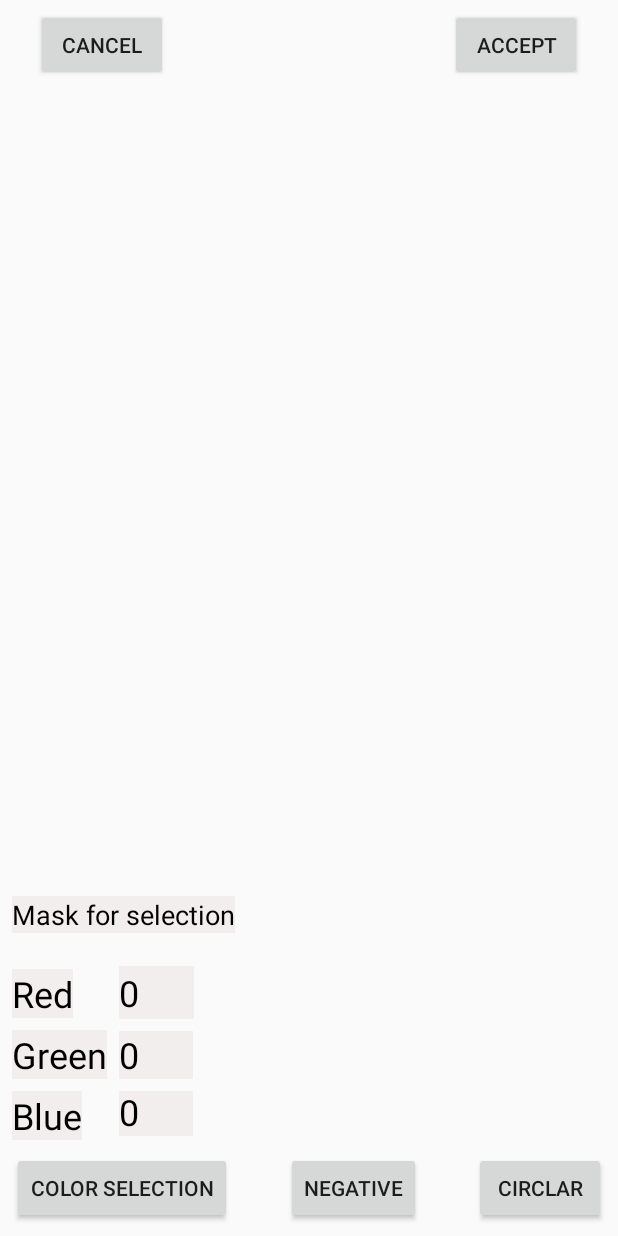
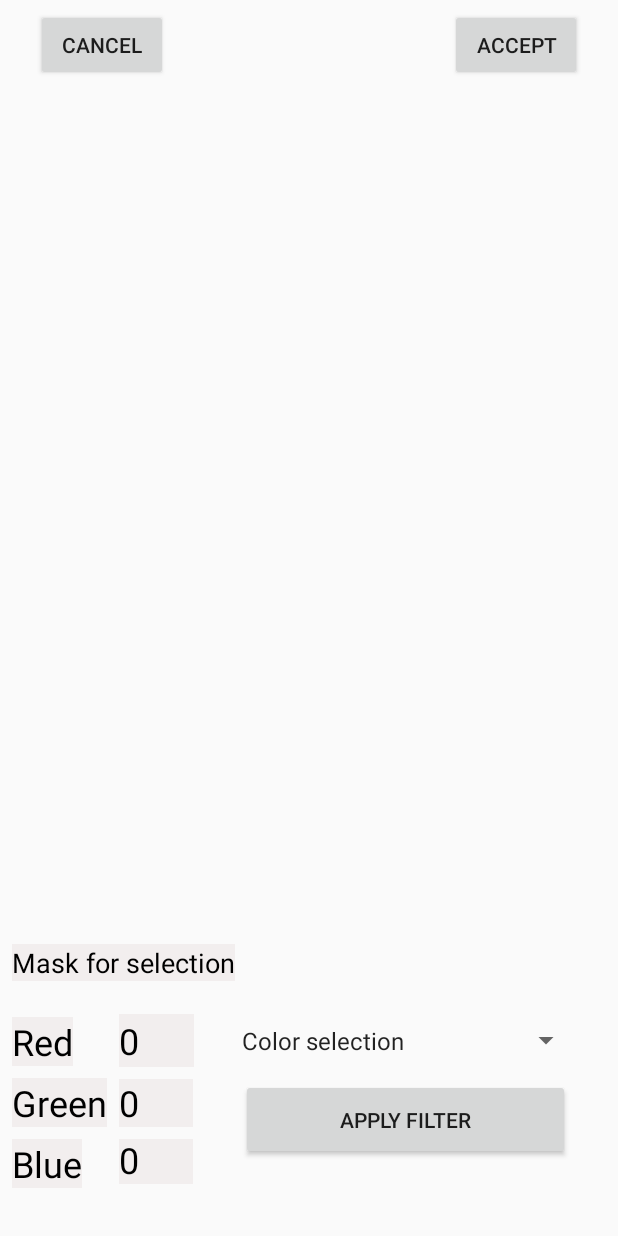
Before and after one commit to Slava0505/PAIN, an Android app: the FilterActivity screen opened directly, with no data from a screen before it, on a phone screen of 412 x 824 dp. Run offline under Robolectric (Android 15) with nearby library versions, the phone set to English and light mode, and no system bars.

Commit message:
added spiner for filters

```diff
--- a/app/src/main/java/com/example/pain_1/FilterActivity.kt
+++ b/app/src/main/java/com/example/pain_1/FilterActivity.kt
@@ -13,8 +13,6 @@ import android.net.Uri.*
 import android.os.Environment
 import java.io.File
 import java.io.FileOutputStream
-import java.util.Calendar.getInstance
-import kotlin.math.floor
 
 
 class FilterActivity : AppCompatActivity() {
@@ -23,14 +21,20 @@ class FilterActivity : AppCompatActivity() {
         super.onCreate(savedInstanceState)
         setContentView(R.layout.activity_filter)
         var cururi=intent.data
-        Neg_button.setOnClickListener {
-            imagenegfilter()
-        }
-        CS_button.setOnClickListener {
-            imagecsfilter()
-        }
-        Circlar_button.setOnClickListener {
-            imagecirclarfilter()
+        buttonapply.setOnClickListener {
+            val c=filterselect.selectedItemPosition
+            if (c==0)
+            {
+                imagecsfilter()
+            }
+            if (c==1)
+            {
+                imagenegfilter()
+            }
+            if (c==2)
+            {
+                imagecirclarfilter()
+            }
         }
         Filt_button_accept.setOnClickListener {
             cururi=imagesave()
@@ -59,9 +63,9 @@ class FilterActivity : AppCompatActivity() {
             {
                 val pxcolor=orig.getPixel(i,t)
                 val alpha= Color.alpha(pxcolor)
-                var red=floor(Color.red(pxcolor)*255.0/normal(this.text_red.text.toString().toInt())).toInt()
-                var green=floor(Color.green(pxcolor)*255.0/normal(this.text_green.text.toString().toInt())).toInt()
-                var blue=floor(Color.blue(pxcolor)*255.0/normal(this.text_blue.text.toString().toInt())).toInt()
+                var red= Color.red(pxcolor).div(256-normal(this.text_red.text.toString().toInt()))
+                var green= Color.green(pxcolor).div(256-normal(this.text_green.text.toString().toInt()))
+                var blue= Color.blue(pxcolor).div(256-normal(this.text_blue.text.toString().toInt()))
                 if (red>255){
                     red=255
                 }
@@ -154,10 +158,10 @@ class FilterActivity : AppCompatActivity() {
         var a=rawread
         if (a<1){
             a=1
-        }/*
+        }
         if (a>255){
             a=255
-        }*/
+        }
         return a
     }
 }
--- a/app/src/main/res/layout/activity_filter.xml
+++ b/app/src/main/res/layout/activity_filter.xml
@@ -15,8 +15,8 @@
             app:layout_constraintTop_toTopOf="@+id/guideline5"
             app:layout_constraintStart_toStartOf="parent" android:layout_marginStart="32dp"
             app:layout_constraintEnd_toEndOf="parent" android:layout_marginEnd="32dp" android:layout_marginTop="16dp"
-            android:layout_marginBottom="32dp" app:layout_constraintBottom_toTopOf="@+id/Neg_button"
-            android:contentDescription="@string/imageveiw"/>
+            android:contentDescription="@string/imageveiw" android:layout_marginBottom="8dp"
+            app:layout_constraintBottom_toTopOf="@+id/MaskText"/>
     <android.support.constraint.Guideline
             android:orientation="horizontal"
             android:layout_width="wrap_content"
@@ -37,27 +37,6 @@
             app:layout_constraintBottom_toTopOf="@+id/guideline5" android:layout_marginTop="8dp"
             app:layout_constraintTop_toTopOf="parent" app:layout_constraintStart_toStartOf="parent"
             android:layout_marginStart="24dp"/>
-    <Button
-            android:text="@string/negative"
-            android:layout_width="wrap_content"
-            android:layout_height="wrap_content"
-            android:id="@+id/Neg_button" app:layout_constraintStart_toEndOf="@+id/CS_button"
-            android:layout_marginStart="8dp" app:layout_constraintEnd_toStartOf="@+id/Circlar_button"
-            android:layout_marginEnd="8dp" android:layout_marginBottom="8dp"
-            app:layout_constraintBottom_toBottomOf="parent"/>
-    <Button
-            android:text="@string/circlar"
-            android:layout_width="wrap_content"
-            android:layout_height="wrap_content"
-            android:id="@+id/Circlar_button"
-            app:layout_constraintEnd_toEndOf="parent" android:layout_marginEnd="8dp" android:layout_marginBottom="8dp"
-            app:layout_constraintBottom_toBottomOf="parent"/>
-    <Button
-            android:text="@string/color_selection"
-            android:layout_width="wrap_content"
-            android:layout_height="wrap_content"
-            android:id="@+id/CS_button" app:layout_constraintStart_toStartOf="parent" android:layout_marginStart="8dp"
-            app:layout_constraintBottom_toBottomOf="parent" android:layout_marginBottom="8dp"/>
     <TextView
             android:text="@string/red"
             android:layout_width="wrap_content"
@@ -81,10 +60,12 @@
             android:layout_width="wrap_content"
             android:layout_height="wrap_content"
             android:id="@+id/blueView"
-            app:layout_constraintBottom_toTopOf="@+id/CS_button" app:autoSizeMaxTextSize="16pt"
+            app:autoSizeMaxTextSize="16pt"
             app:autoSizeMinTextSize="14pt" android:textSize="24sp" android:layout_marginStart="8dp"
-            app:layout_constraintStart_toStartOf="parent" android:layout_marginBottom="8dp"
-            android:background="@color/colorBackground" android:textColor="@color/colorIcones"/>
+            app:layout_constraintStart_toStartOf="parent"
+            android:background="@color/colorBackground" android:textColor="@color/colorIcones"
+            android:layout_marginBottom="32dp" app:layout_constraintBottom_toBottomOf="parent"
+            android:labelFor="@id/text_blue"/>
     <EditText
             android:text="0"
             android:inputType="textPersonName"
@@ -128,5 +109,20 @@
             app:layout_constraintBottom_toTopOf="@+id/redView" app:layout_constraintStart_toStartOf="parent"
             android:layout_marginStart="8dp" android:layout_marginBottom="24dp" android:textSize="18sp"
             android:background="@color/colorBackground" android:textColor="@color/colorIcones"/>
+    <Spinner
+            android:layout_width="0dp"
+            android:layout_height="0dp"
+            android:id="@+id/filterselect" app:layout_constraintEnd_toEndOf="parent" android:layout_marginEnd="24dp"
+            app:layout_constraintStart_toEndOf="@+id/text_red" android:layout_marginStart="24dp"
+            app:layout_constraintBottom_toBottomOf="@+id/text_red" app:layout_constraintTop_toTopOf="@+id/text_red"
+            android:entries="@array/filters"/>
+    <Button
+            android:text="@string/apply_filter"
+            android:layout_width="0dp"
+            android:layout_height="0dp"
+            android:id="@+id/buttonapply" app:layout_constraintEnd_toEndOf="parent" android:layout_marginEnd="32dp"
+            app:layout_constraintStart_toEndOf="@+id/text_green" android:layout_marginStart="32dp"
+            android:layout_marginTop="8dp" app:layout_constraintTop_toBottomOf="@+id/filterselect"
+            android:layout_marginBottom="16dp" app:layout_constraintBottom_toBottomOf="@+id/text_blue"/>
 
 </android.support.constraint.ConstraintLayout>
--- a/app/src/main/res/values/strings.xml
+++ b/app/src/main/res/values/strings.xml
@@ -25,6 +25,7 @@
     <string name="imageveiw">ImageVeiw</string>
     <string name="mask_for_selection">Mask for selection</string>
     <string name="re_generate_field">Re generate field</string>
+    <string name="apply_filter">Apply filter</string>
     <string-array name="euristics">
         <item>Euclidean</item>
         <item>Manhattan</item>
@@ -34,4 +35,9 @@
         <item>4-Way</item>
         <item>8-Way</item>
     </string-array>
+    <string-array name="filters">
+        <item>Color selection</item>
+        <item>Negative</item>
+        <item>Circular</item>
+    </string-array>
 </resources>
```
